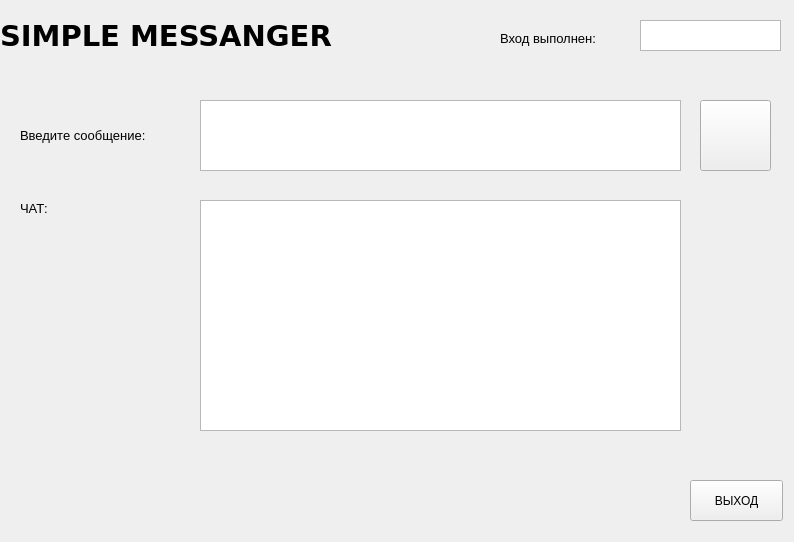
This is GUI/chat.ui in olga1110/ChatProg as Qt 5 draws it before an edit. The edited form follows.
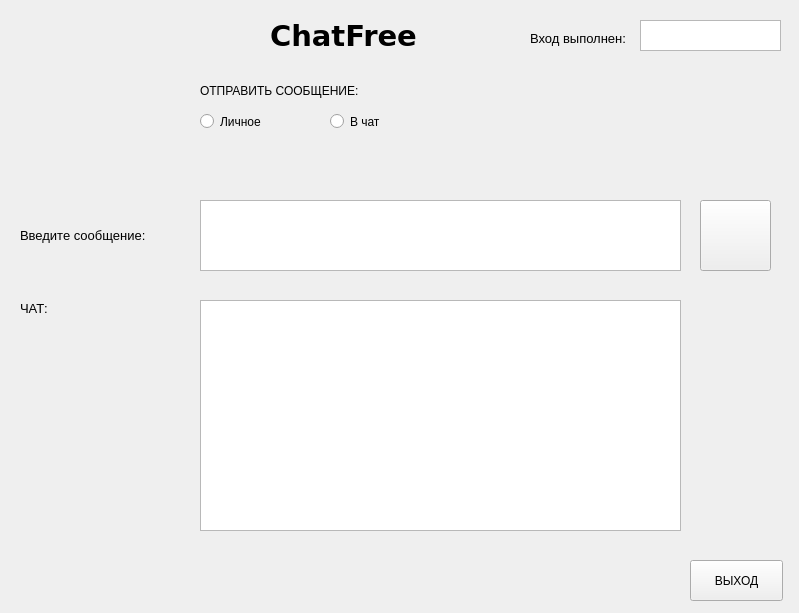
This is the edited form. Icons and pictures are not drawn.

Diff of the .ui file:
```diff
--- a/GUI/chat.ui
+++ b/GUI/chat.ui
@@ -6,39 +6,18 @@
    <rect>
     <x>0</x>
     <y>0</y>
-    <width>794</width>
-    <height>542</height>
+    <width>799</width>
+    <height>613</height>
    </rect>
   </property>
   <property name="windowTitle">
    <string>Form</string>
   </property>
-  <widget class="QLabel" name="label_2">
-   <property name="geometry">
-    <rect>
-     <x>0</x>
-     <y>10</y>
-     <width>431</width>
-     <height>51</height>
-    </rect>
-   </property>
-   <property name="font">
-    <font>
-     <family>Verdana</family>
-     <pointsize>22</pointsize>
-     <weight>75</weight>
-     <bold>true</bold>
-    </font>
-   </property>
-   <property name="text">
-    <string>SIMPLE MESSANGER</string>
-   </property>
-  </widget>
   <widget class="QLabel" name="label">
    <property name="geometry">
     <rect>
      <x>20</x>
-     <y>120</y>
+     <y>220</y>
      <width>171</width>
      <height>31</height>
     </rect>
@@ -56,7 +35,7 @@
    <property name="geometry">
     <rect>
      <x>200</x>
-     <y>100</y>
+     <y>200</y>
      <width>481</width>
      <height>71</height>
     </rect>
@@ -66,7 +45,7 @@
    <property name="geometry">
     <rect>
      <x>700</x>
-     <y>100</y>
+     <y>200</y>
      <width>71</width>
      <height>71</height>
     </rect>
@@ -89,7 +68,7 @@
    <property name="geometry">
     <rect>
      <x>20</x>
-     <y>200</y>
+     <y>300</y>
      <width>55</width>
      <height>16</height>
     </rect>
@@ -107,7 +86,7 @@
    <property name="geometry">
     <rect>
      <x>200</x>
-     <y>200</y>
+     <y>300</y>
      <width>481</width>
      <height>231</height>
     </rect>
@@ -117,7 +96,7 @@
    <property name="geometry">
     <rect>
      <x>690</x>
-     <y>480</y>
+     <y>560</y>
      <width>93</width>
      <height>41</height>
     </rect>
@@ -129,9 +108,9 @@
   <widget class="QLabel" name="label_5">
    <property name="geometry">
     <rect>
-     <x>500</x>
+     <x>530</x>
      <y>30</y>
-     <width>131</width>
+     <width>101</width>
      <height>16</height>
     </rect>
    </property>
@@ -154,6 +133,66 @@
     </rect>
    </property>
   </widget>
+  <widget class="QLabel" name="label_6">
+   <property name="geometry">
+    <rect>
+     <x>270</x>
+     <y>10</y>
+     <width>171</width>
+     <height>51</height>
+    </rect>
+   </property>
+   <property name="font">
+    <font>
+     <family>Verdana</family>
+     <pointsize>22</pointsize>
+     <weight>75</weight>
+     <bold>true</bold>
+    </font>
+   </property>
+   <property name="text">
+    <string>ChatFree</string>
+   </property>
+  </widget>
+  <widget class="QRadioButton" name="Private_RB">
+   <property name="geometry">
+    <rect>
+     <x>200</x>
+     <y>110</y>
+     <width>112</width>
+     <height>23</height>
+    </rect>
+   </property>
+   <property name="text">
+    <string>Личное</string>
+   </property>
+  </widget>
+  <widget class="QRadioButton" name="Chat_RB">
+   <property name="geometry">
+    <rect>
+     <x>330</x>
+     <y>110</y>
+     <width>112</width>
+     <height>23</height>
+    </rect>
+   </property>
+   <property name="text">
+    <string>В чат</string>
+   </property>
+  </widget>
+  <widget class="QLabel" name="label_2">
+   <property name="geometry">
+    <rect>
+     <x>200</x>
+     <y>80</y>
+     <width>191</width>
+     <height>21</height>
+    </rect>
+   </property>
+   <property name="text">
+    <string>ОТПРАВИТЬ СООБЩЕНИЕ:</string>
+   </property>
+  </widget>
  </widget>
  <resources/>
  <connections/>
```
